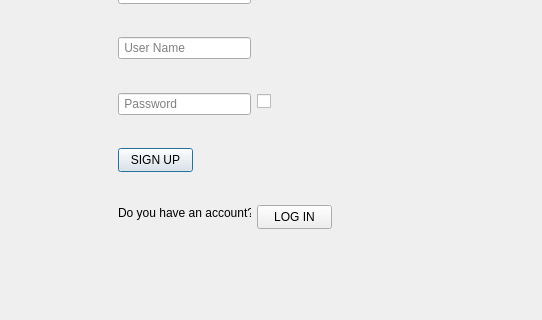
Qt form ToDoPist_project/sign_up_page.ui (SAliAkhiM/AP_Project_ToDoPist) before a commit; both pictures show x 113 to 655 and y 164 to 484 of the 655 by 484 pixel window.
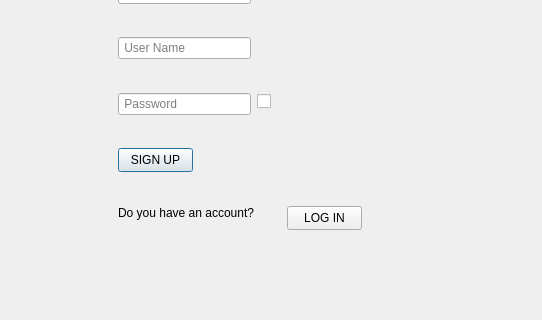
The same form after that commit.

```diff
--- a/ToDoPist_project/sign_up_page.ui
+++ b/ToDoPist_project/sign_up_page.ui
@@ -84,8 +84,8 @@
   <widget class="QPushButton" name="LogIn">
    <property name="geometry">
     <rect>
-     <x>370</x>
-     <y>369</y>
+     <x>400</x>
+     <y>370</y>
      <width>75</width>
      <height>24</height>
     </rect>
@@ -112,7 +112,7 @@
     <rect>
      <x>231</x>
      <y>369</y>
-     <width>133</width>
+     <width>171</width>
      <height>16</height>
     </rect>
    </property>
```
